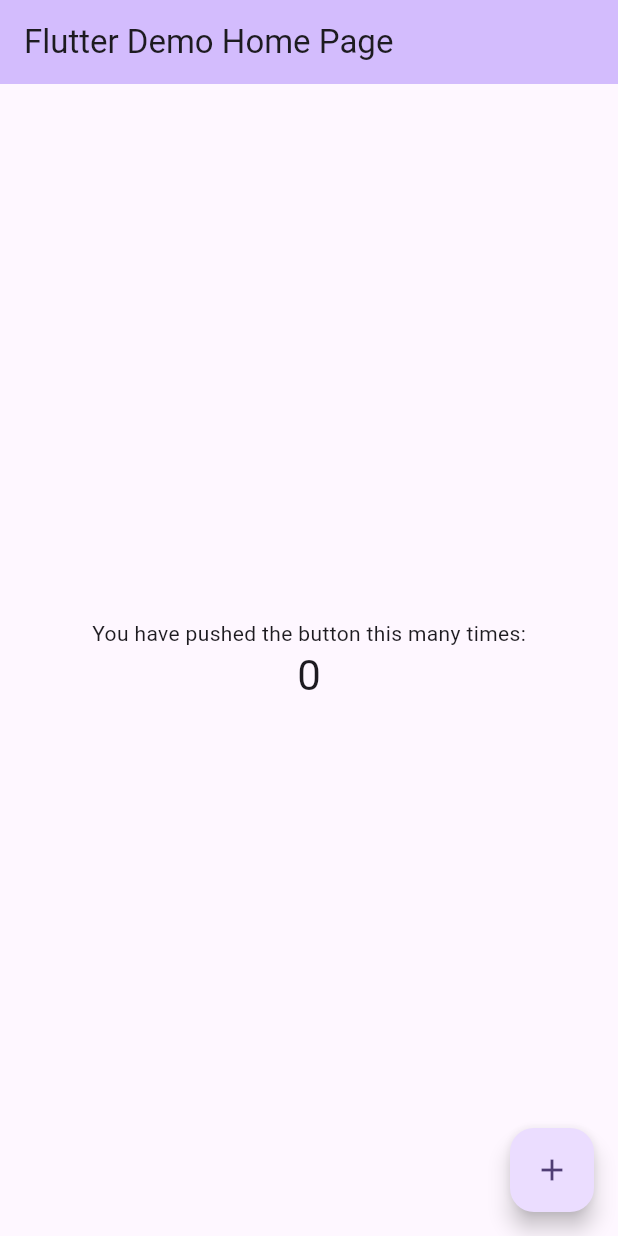
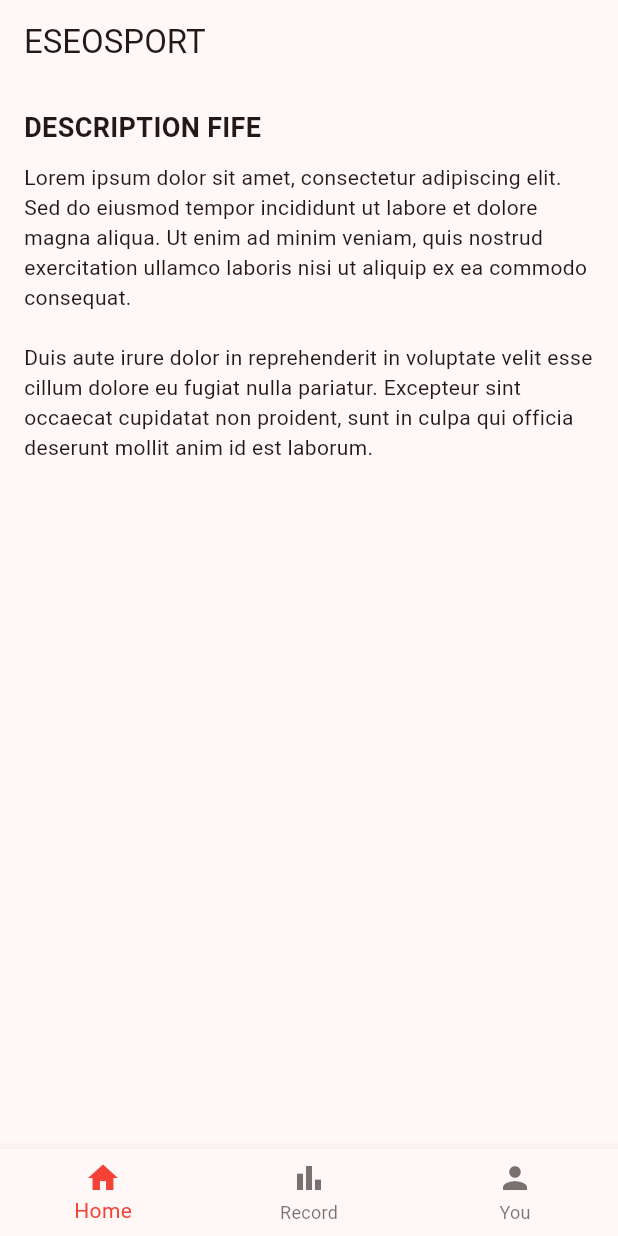
Before and after one commit to msbduno/PFE, a Flutter app: the screen it shows after launch, on a phone screen of 412 x 824 dp. Run offline on Flutter 3.47's test engine with Material 3 defaults, Android fonts, the phone set to English and light mode, and no system bars.

Commit message:
feat : add frontend

```diff
--- a/lib/main.dart
+++ b/lib/main.dart
@@ -1,125 +1,28 @@
 import 'package:flutter/material.dart';
+import 'presentation/pages/splash_screen.dart';
+import 'presentation/pages/home_page.dart';
+import 'presentation/pages/record_page.dart';
+import 'presentation/pages/profile_page.dart';
 
-void main() {
-  runApp(const MyApp());
-}
+void main() => runApp(MyApp());
 
 class MyApp extends StatelessWidget {
-  const MyApp({super.key});
-
-  // This widget is the root of your application.
   @override
   Widget build(BuildContext context) {
+
     return MaterialApp(
-      title: 'Flutter Demo',
+      debugShowCheckedModeBanner: false,
+      title: 'ESEOSPORT',
+
       theme: ThemeData(
-        // This is the theme of your application.
-        //
-        // TRY THIS: Try running your application with "flutter run". You'll see
-        // the application has a purple toolbar. Then, without quitting the app,
-        // try changing the seedColor in the colorScheme below to Colors.green
-        // and then invoke "hot reload" (save your changes or press the "hot
-        // reload" button in a Flutter-supported IDE, or press "r" if you used
-        // the command line to start the app).
-        //
-        // Notice that the counter didn't reset back to zero; the application
-        // state is not lost during the reload. To reset the state, use hot
-        // restart instead.
-        //
-        // This works for code too, not just values: Most code changes can be
-        // tested with just a hot reload.
-        colorScheme: ColorScheme.fromSeed(seedColor: Colors.deepPurple),
-        useMaterial3: true,
+        colorScheme: ColorScheme.fromSeed(seedColor: Colors.red),
       ),
-      home: const MyHomePage(title: 'Flutter Demo Home Page'),
+      home: SplashScreen(),
+      routes: {
+        '/home': (context) => HomePage(),
+        '/record': (context) => RecordPage(),
+        '/profile': (context) => ProfilePage(),
+      },
     );
   }
 }
-
-class MyHomePage extends StatefulWidget {
-  const MyHomePage({super.key, required this.title});
-
-  // This widget is the home page of your application. It is stateful, meaning
-  // that it has a State object (defined below) that contains fields that affect
-  // how it looks.
-
-  // This class is the configuration for the state. It holds the values (in this
-  // case the title) provided by the parent (in this case the App widget) and
-  // used by the build method of the State. Fields in a Widget subclass are
-  // always marked "final".
-
-  final String title;
-
-  @override
-  State<MyHomePage> createState() => _MyHomePageState();
-}
-
-class _MyHomePageState extends State<MyHomePage> {
-  int _counter = 0;
-
-  void _incrementCounter() {
-    setState(() {
-      // This call to setState tells the Flutter framework that something has
-      // changed in this State, which causes it to rerun the build method below
-      // so that the display can reflect the updated values. If we changed
-      // _counter without calling setState(), then the build method would not be
-      // called again, and so nothing would appear to happen.
-      _counter++;
-    });
-  }
-
-  @override
-  Widget build(BuildContext context) {
-    // This method is rerun every time setState is called, for instance as done
-    // by the _incrementCounter method above.
-    //
-    // The Flutter framework has been optimized to make rerunning build methods
-    // fast, so that you can just rebuild anything that needs updating rather
-    // than having to individually change instances of widgets.
-    return Scaffold(
-      appBar: AppBar(
-        // TRY THIS: Try changing the color here to a specific color (to
-        // Colors.amber, perhaps?) and trigger a hot reload to see the AppBar
-        // change color while the other colors stay the same.
-        backgroundColor: Theme.of(context).colorScheme.inversePrimary,
-        // Here we take the value from the MyHomePage object that was created by
-        // the App.build method, and use it to set our appbar title.
-        title: Text(widget.title),
-      ),
-      body: Center(
-        // Center is a layout widget. It takes a single child and positions it
-        // in the middle of the parent.
-        child: Column(
-          // Column is also a layout widget. It takes a list of children and
-          // arranges them vertically. By default, it sizes itself to fit its
-          // children horizontally, and tries to be as tall as its parent.
-          //
-          // Column has various properties to control how it sizes itself and
-          // how it positions its children. Here we use mainAxisAlignment to
-          // center the children vertically; the main axis here is the vertical
-          // axis because Columns are vertical (the cross axis would be
-          // horizontal).
-          //
-          // TRY THIS: Invoke "debug painting" (choose the "Toggle Debug Paint"
-          // action in the IDE, or press "p" in the console), to see the
-          // wireframe for each widget.
-          mainAxisAlignment: MainAxisAlignment.center,
-          children: <Widget>[
-            const Text(
-              'You have pushed the button this many times:',
-            ),
-            Text(
-              '$_counter',
-              style: Theme.of(context).textTheme.headlineMedium,
-            ),
-          ],
-        ),
-      ),
-      floatingActionButton: FloatingActionButton(
-        onPressed: _incrementCounter,
-        tooltip: 'Increment',
-        child: const Icon(Icons.add),
-      ), // This trailing comma makes auto-formatting nicer for build methods.
-    );
-  }
-}
--- /dev/null
+++ b/lib/presentation/pages/home_page.dart
@@ -0,0 +1,46 @@
+import 'package:flutter/material.dart';
+
+import '../widgets/custom_bottom_nav_bar.dart';
+
+class HomePage extends StatelessWidget {
+  @override
+  Widget build(BuildContext context) {
+    return Scaffold(
+      appBar: AppBar(
+        title: Text('ESEOSPORT'),
+      ),
+      body: Padding(
+        padding: EdgeInsets.all(16.0),
+        child: Column(
+          crossAxisAlignment: CrossAxisAlignment.start,
+          children: <Widget>[
+            Text(
+              'DESCRIPTION FIFE',
+              style: TextStyle(fontSize: 18, fontWeight: FontWeight.bold),
+            ),
+            SizedBox(height: 10),
+            Text(
+              'Lorem ipsum dolor sit amet, consectetur adipiscing elit. Sed do eiusmod tempor incididunt ut labore et dolore magna aliqua. Ut enim ad minim veniam, quis nostrud exercitation ullamco laboris nisi ut aliquip ex ea commodo consequat.',
+              style: TextStyle(fontSize: 14),
+            ),
+            SizedBox(height: 20),
+            Text(
+              'Duis aute irure dolor in reprehenderit in voluptate velit esse cillum dolore eu fugiat nulla pariatur. Excepteur sint occaecat cupidatat non proident, sunt in culpa qui officia deserunt mollit anim id est laborum.',
+              style: TextStyle(fontSize: 14),
+            ),
+          ],
+        ),
+      ),
+      bottomNavigationBar: CustomBottomNavBar(
+        currentIndex: 0,
+        onTap: (index) {
+          if (index == 1) {
+            Navigator.pushReplacementNamed(context, '/record');
+          } else if (index == 2) {
+            Navigator.pushReplacementNamed(context, '/profile');
+          }
+        },
+      ),
+    );
+  }
+}
--- /dev/null
+++ b/lib/presentation/widgets/custom_bottom_nav_bar.dart
@@ -0,0 +1,26 @@
+import 'package:flutter/material.dart';
+
+class CustomBottomNavBar extends StatelessWidget {
+  final int currentIndex;
+  final Function(int) onTap;
+
+  const CustomBottomNavBar({
+    Key? key,
+    required this.currentIndex,
+    required this.onTap,
+  }) : super(key: key);
+
+  @override
+  Widget build(BuildContext context) {
+    return BottomNavigationBar(
+      items: const [
+        BottomNavigationBarItem(icon: Icon(Icons.home), label: 'Home'),
+        BottomNavigationBarItem(icon: Icon(Icons.bar_chart), label: 'Record'),
+        BottomNavigationBarItem(icon: Icon(Icons.person), label: 'You'),
+      ],
+      currentIndex: currentIndex,
+      onTap: onTap,
+      selectedItemColor: Colors.red,
+    );
+  }
+}
--- a/pubspec.yaml
+++ b/pubspec.yaml
@@ -59,7 +59,8 @@ flutter:
   uses-material-design: true
 
   # To add assets to your application, add an assets section, like this:
-  # assets:
+  assets:
+      - assets/ESEO.png
   #   - images/a_dot_burr.jpeg
   #   - images/a_dot_ham.jpeg
 
```
Also changed, not shown: lib/presentation/pages/login_page.dart (added, +65 -0 lines), lib/presentation/pages/profile_page.dart (added, +43 -0 lines), lib/presentation/pages/record_page.dart (added, +87 -0 lines), lib/presentation/pages/splash_screen.dart (added, +40 -0 lines), assets/ESEO.png (added), 2 other files.
